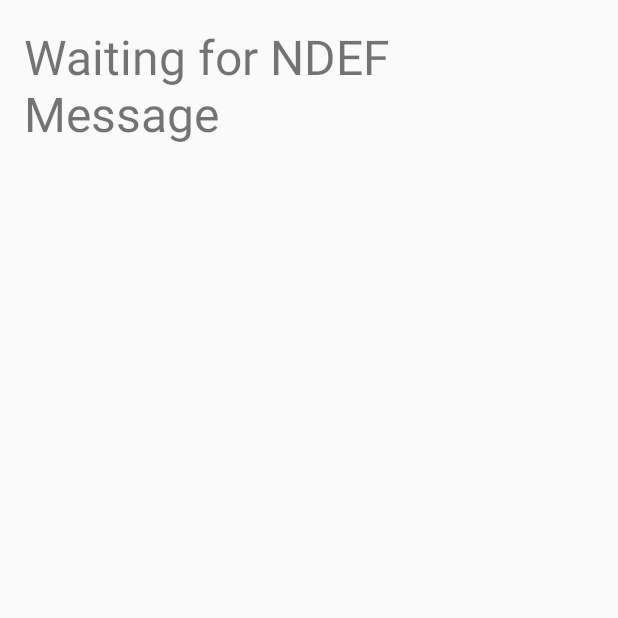
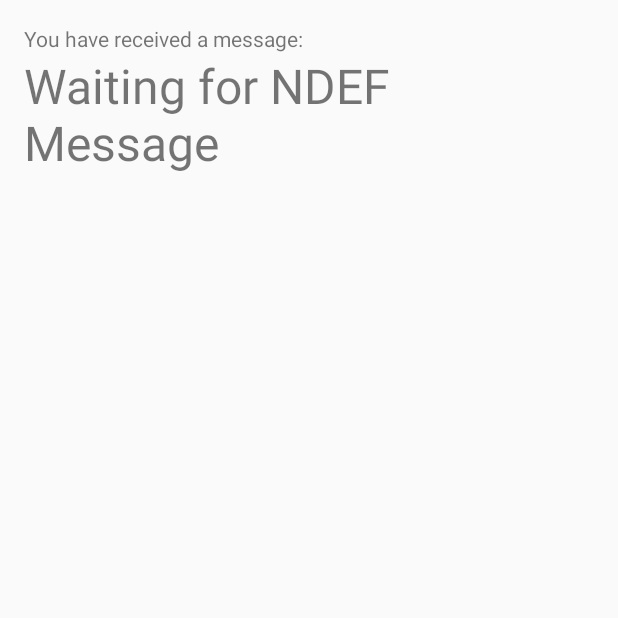
Before and after one commit to am3ience/NFC_android_app, an Android app: the BeamDisplayActivity screen opened directly, with no data from a screen before it, on a phone screen of 412 x 824 dp, the top half of it. Run offline under Robolectric (Android 15) with nearby library versions, the phone set to English and light mode, and no system bars.

```diff
--- a/app/src/main/res/layout/beam_display.xml
+++ b/app/src/main/res/layout/beam_display.xml
@@ -9,11 +9,23 @@
     tools:context=".BeamDisplayActivity">
 
     <TextView
+        android:text="You have received a message:"
+        android:layout_width="wrap_content"
+        android:layout_height="wrap_content"
+        android:layout_alignParentTop="true"
+        android:layout_alignParentLeft="true"
+        android:layout_alignParentStart="true"
+        android:id="@+id/textView2" />
+
+    <TextView
         android:id="@+id/text_view"
         android:layout_width="match_parent"
         android:layout_height="wrap_content"
         android:textSize="32sp"
         android:lines="3"
-        android:gravity="top|left"/>
+        android:gravity="top|left"
+        android:layout_below="@+id/textView2"
+        android:layout_alignParentLeft="true"
+        android:layout_alignParentStart="true" />
 
 </RelativeLayout>
```
Also changed, not shown: app/src/main/res/layout/activity_main.xml (+14 -5 lines).
